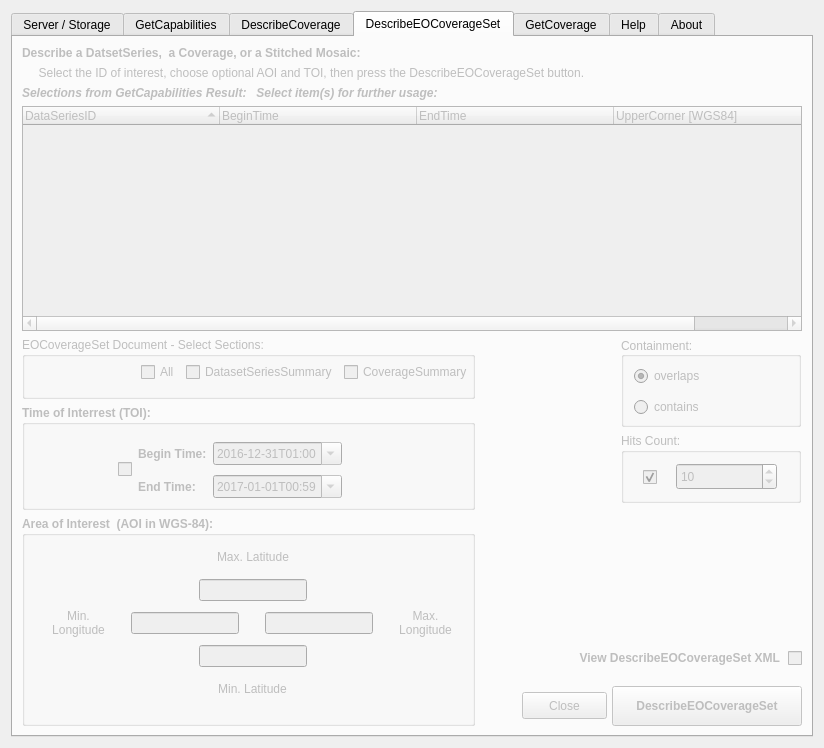
Before: the Qt Designer form ui_qgswcsclient2.ui in EOX-A/QgsWcsClient2, drawn with Qt 5.
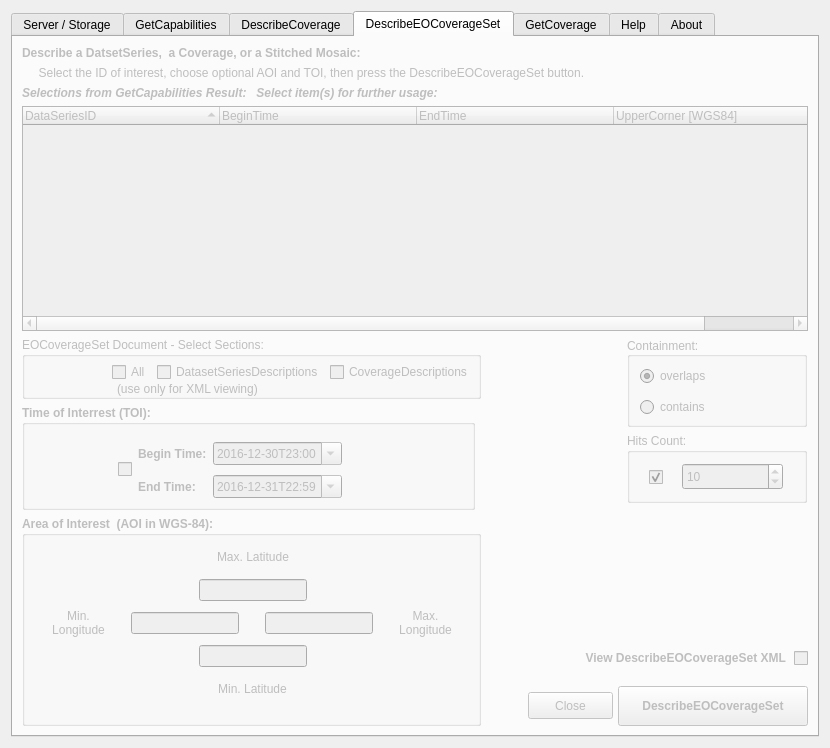
After: the same form once the commit is applied. The open tabs and pages were chosen to show the change.

The edit to the form file:
```diff
--- a/ui_qgswcsclient2.ui
+++ b/ui_qgswcsclient2.ui
@@ -6,7 +6,7 @@
    <rect>
     <x>0</x>
     <y>0</y>
-    <width>824</width>
+    <width>830</width>
     <height>748</height>
    </rect>
   </property>
@@ -878,7 +878,7 @@
        <item>
         <layout class="QHBoxLayout" name="horizontalLayout_20">
          <item>
-          <layout class="QGridLayout" name="gridLayout_2" rowstretch="1,2,4" columnstretch="0,0">
+          <layout class="QGridLayout" name="gridLayout_2" rowstretch="1,2,4,0" columnstretch="0,0">
            <property name="spacing">
             <number>6</number>
            </property>
@@ -944,7 +944,7 @@
                   </sizepolicy>
                  </property>
                  <property name="text">
-                  <string>DatasetSeriesSummary</string>
+                  <string>DatasetSeriesDescriptions</string>
                  </property>
                 </widget>
                </item>
@@ -957,15 +957,28 @@
                   </sizepolicy>
                  </property>
                  <property name="text">
-                  <string>CoverageSummary</string>
+                  <string>CoverageDescriptions</string>
                  </property>
                 </widget>
                </item>
               </layout>
              </widget>
+             <widget class="QLabel" name="label_8">
+              <property name="geometry">
+               <rect>
+                <x>95</x>
+                <y>43</y>
+                <width>181</width>
+                <height>17</height>
+               </rect>
+              </property>
+              <property name="text">
+               <string>(use only for XML viewing)</string>
+              </property>
+             </widget>
             </widget>
            </item>
-           <item row="2" column="0" colspan="2">
+           <item row="3" column="0" colspan="2">
             <widget class="QGroupBox" name="groupBox_21">
              <property name="sizePolicy">
               <sizepolicy hsizetype="Expanding" vsizetype="Expanding">
@@ -1286,7 +1299,7 @@
              </widget>
             </widget>
            </item>
-           <item row="1" column="0" colspan="2">
+           <item row="1" column="0">
             <widget class="QGroupBox" name="groupBox_12">
              <property name="sizePolicy">
               <sizepolicy hsizetype="Expanding" vsizetype="Expanding">
@@ -1357,41 +1370,41 @@
                    </property>
                    <property name="dateTime">
                     <datetime>
-                     <hour>0</hour>
+                     <hour>22</hour>
                      <minute>59</minute>
                      <second>59</second>
-                     <year>2017</year>
-                     <month>1</month>
-                     <day>1</day>
+                     <year>2016</year>
+                     <month>12</month>
+                     <day>31</day>
                     </datetime>
                    </property>
                    <property name="date">
                     <date>
-                     <year>2017</year>
-                     <month>1</month>
-                     <day>1</day>
+                     <year>2016</year>
+                     <month>12</month>
+                     <day>31</day>
                     </date>
                    </property>
                    <property name="time">
                     <time>
-                     <hour>0</hour>
+                     <hour>22</hour>
                      <minute>59</minute>
                      <second>59</second>
                     </time>
                    </property>
                    <property name="minimumDateTime">
                     <datetime>
-                     <hour>1</hour>
+                     <hour>23</hour>
                      <minute>0</minute>
                      <second>0</second>
                      <year>1899</year>
                      <month>12</month>
-                     <day>31</day>
+                     <day>30</day>
                     </datetime>
                    </property>
                    <property name="maximumTime">
                     <time>
-                     <hour>0</hour>
+                     <hour>22</hour>
                      <minute>59</minute>
                      <second>59</second>
                     </time>
@@ -1423,34 +1436,34 @@
                    </property>
                    <property name="dateTime">
                     <datetime>
-                     <hour>1</hour>
+                     <hour>23</hour>
                      <minute>0</minute>
                      <second>0</second>
                      <year>2016</year>
                      <month>12</month>
-                     <day>31</day>
+                     <day>30</day>
                     </datetime>
                    </property>
                    <property name="date">
                     <date>
                      <year>2016</year>
                      <month>12</month>
-                     <day>31</day>
+                     <day>30</day>
                     </date>
                    </property>
                    <property name="minimumDateTime">
                     <datetime>
-                     <hour>1</hour>
+                     <hour>23</hour>
                      <minute>0</minute>
                      <second>0</second>
                      <year>1899</year>
                      <month>12</month>
-                     <day>31</day>
+                     <day>30</day>
                     </datetime>
                    </property>
                    <property name="minimumTime">
                     <time>
-                     <hour>1</hour>
+                     <hour>23</hour>
                      <minute>0</minute>
                      <second>0</second>
                     </time>
```
Left out of the diff: 16 changed lines with no effect on the pictures.
